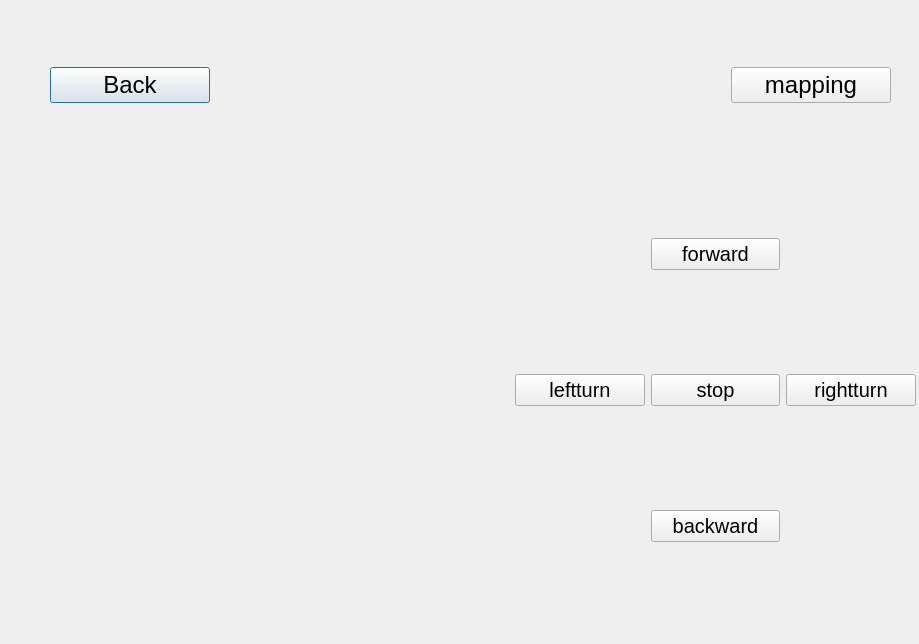
Before: the Qt Designer form robot2077/src/robot2077_ui/ui/buildmap_dialog.ui in sebuaa2020/Team208, drawn with Qt 5.
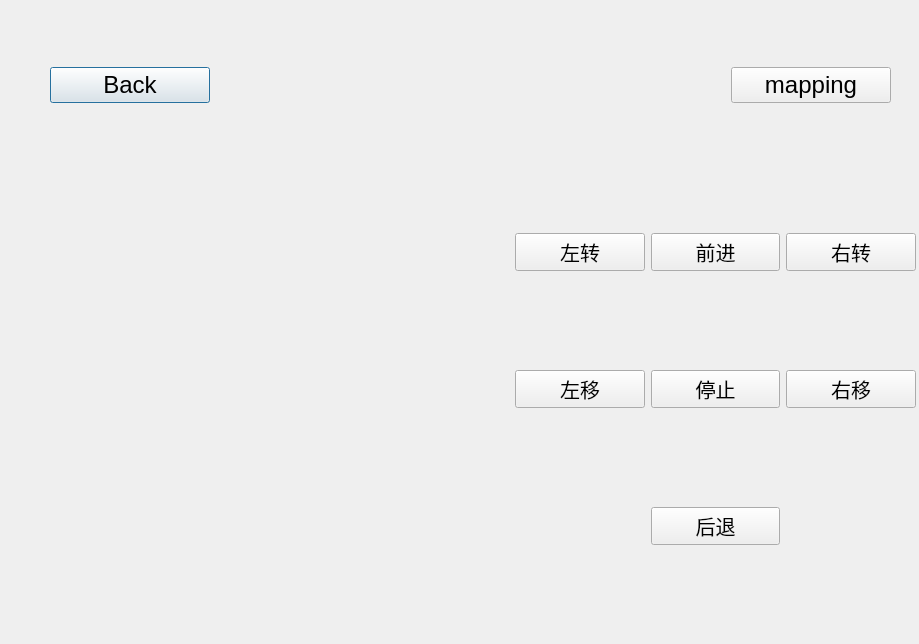
After: the same form once the commit is applied.

The edit to the form file:
```diff
--- a/robot2077/src/robot2077_ui/ui/buildmap_dialog.ui
+++ b/robot2077/src/robot2077_ui/ui/buildmap_dialog.ui
@@ -135,19 +135,19 @@
        </font>
       </property>
       <property name="text">
-       <string>stop</string>
+       <string>停止</string>
       </property>
      </widget>
     </item>
     <item row="1" column="2">
-     <widget class="QPushButton" name="rightturn_btn">
+     <widget class="QPushButton" name="right_btn">
       <property name="font">
        <font>
         <pointsize>15</pointsize>
        </font>
       </property>
       <property name="text">
-       <string>rightturn</string>
+       <string>右移</string>
       </property>
      </widget>
     </item>
@@ -159,19 +159,19 @@
        </font>
       </property>
       <property name="text">
-       <string>forward</string>
+       <string>前进</string>
       </property>
      </widget>
     </item>
     <item row="1" column="0">
-     <widget class="QPushButton" name="leftturn_btn">
+     <widget class="QPushButton" name="left_btn">
       <property name="font">
        <font>
         <pointsize>15</pointsize>
        </font>
       </property>
       <property name="text">
-       <string>leftturn</string>
+       <string>左移</string>
       </property>
      </widget>
     </item>
@@ -183,7 +183,31 @@
        </font>
       </property>
       <property name="text">
-       <string>backward</string>
+       <string>后退</string>
+      </property>
+     </widget>
+    </item>
+    <item row="0" column="0">
+     <widget class="QPushButton" name="leftturn_btn">
+      <property name="font">
+       <font>
+        <pointsize>15</pointsize>
+       </font>
+      </property>
+      <property name="text">
+       <string>左转</string>
+      </property>
+     </widget>
+    </item>
+    <item row="0" column="2">
+     <widget class="QPushButton" name="rightturn_btn">
+      <property name="font">
+       <font>
+        <pointsize>15</pointsize>
+       </font>
+      </property>
+      <property name="text">
+       <string>右转</string>
       </property>
      </widget>
     </item>
```
